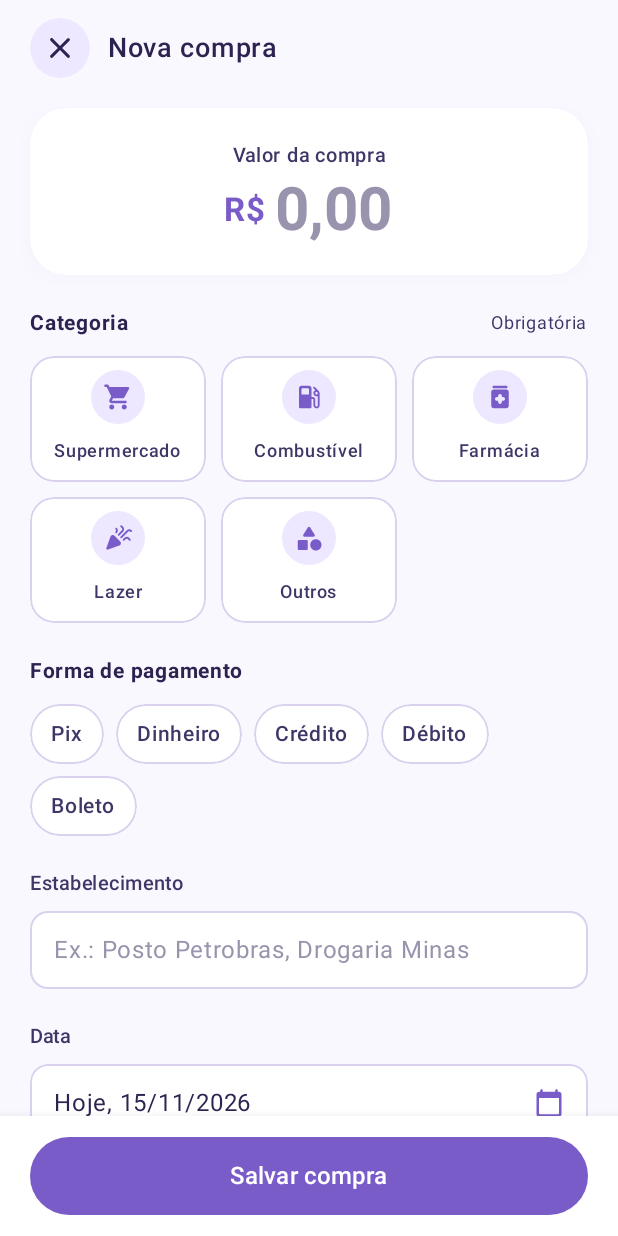
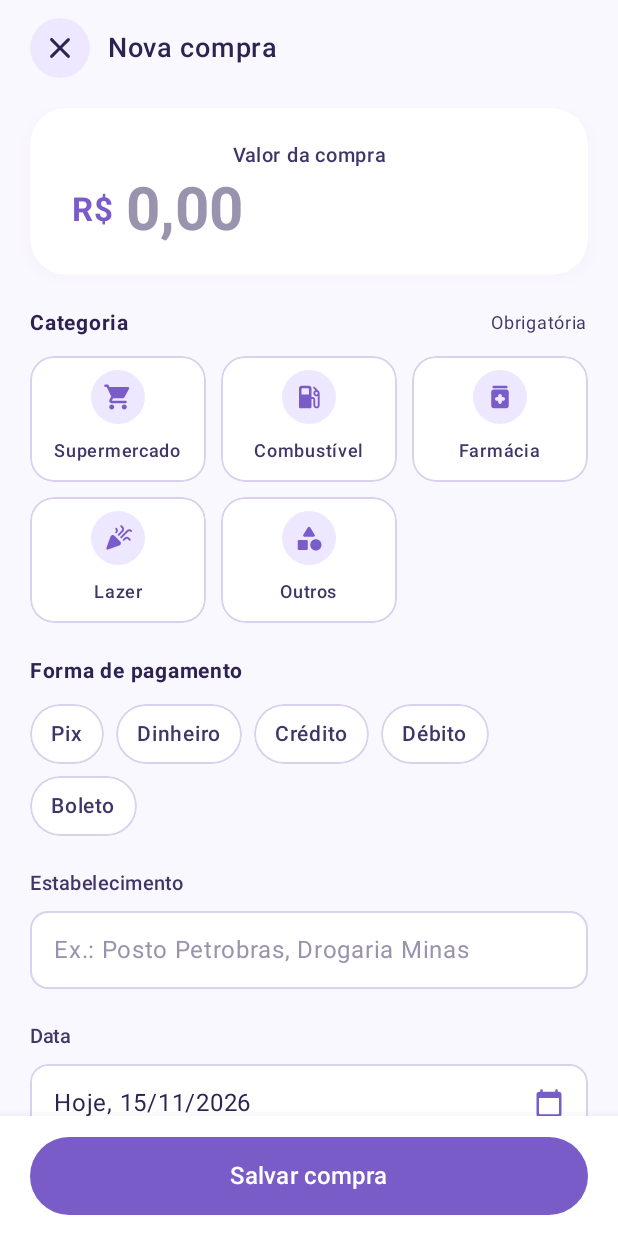
Before and after one commit to apccarvalho/prospera-app, an Android app built with Jetpack Compose: a screen of MainActivity opened through its navigation route, on a phone screen of 412 x 824 dp. Run offline under Robolectric (Android 15) with nearby library versions, the phone set to English and light mode, and no system bars; our stand-ins replace Firebase (no records; nobody signed in at launch, a user with empty details on screens opened directly), Room's generated code.

Commit message:
fix: mostra o valor completo no campo de Nova Compra
Co-Authored-By: Claude Opus 5.5 <noreply@anthropic.com>

```diff
--- a/app/src/main/java/com/apccarvalho/prospera/ui/compra/NovaCompraScreen.kt
+++ b/app/src/main/java/com/apccarvalho/prospera/ui/compra/NovaCompraScreen.kt
@@ -4,7 +4,6 @@ import androidx.compose.foundation.background
 import androidx.compose.foundation.layout.Arrangement
 import androidx.compose.foundation.layout.Column
 import androidx.compose.foundation.layout.FlowRow
-import androidx.compose.foundation.layout.IntrinsicSize
 import androidx.compose.foundation.layout.Row
 import androidx.compose.foundation.layout.Spacer
 import androidx.compose.foundation.layout.fillMaxSize
@@ -57,7 +56,6 @@ import androidx.compose.ui.text.input.ImeAction
 import androidx.compose.ui.text.input.KeyboardCapitalization
 import androidx.compose.ui.text.input.KeyboardType
 import androidx.compose.ui.text.input.TextFieldValue
-import androidx.compose.ui.text.style.TextAlign
 import androidx.compose.ui.tooling.preview.Preview
 import androidx.compose.ui.unit.dp
 import androidx.compose.ui.unit.sp
@@ -296,14 +294,6 @@ private fun CardValor(
             fontWeight = FontWeight.Medium,
             color = TextoSecundario,
         )
-        Row(verticalAlignment = Alignment.CenterVertically) {
-            Text(
-                text = "R$",
-                fontSize = 22.sp,
-                fontWeight = FontWeight.Bold,
-                color = MaterialTheme.colorScheme.primary,
-            )
-            Spacer(Modifier.width(8.dp))
         BasicTextField(
             value = valorCampo,
             onValueChange = { novo ->
@@ -316,7 +306,6 @@ private fun CardValor(
             textStyle = TextStyle(
                 fontSize = 40.sp,
                 fontWeight = FontWeight.Bold,
-                    textAlign = TextAlign.Center,
                 color = when {
                     erro -> MaterialTheme.colorScheme.error
                     centavos == 0L -> Placeholder
@@ -332,9 +321,26 @@ private fun CardValor(
             keyboardActions = KeyboardActions(
                 onNext = { focusManager.moveFocus(FocusDirection.Down) },
             ),
-                modifier = modifier.width(IntrinsicSize.Min),
+            // Sem largura intrínseca: ela ficava fixa no tamanho inicial e o valor rolava para
+            // dentro do campo. Com o "R$" na decorationBox, a Row centraliza o conjunto.
+            modifier = modifier.fillMaxWidth(),
+            decorationBox = { campo ->
+                Row(
+                    modifier = Modifier.fillMaxWidth(),
+                    verticalAlignment = Alignment.CenterVertically,
+                    horizontalArrangement = Arrangement.Center,
+                ) {
+                    Text(
+                        text = "R$",
+                        fontSize = 22.sp,
+                        fontWeight = FontWeight.Bold,
+                        color = MaterialTheme.colorScheme.primary,
                     )
+                    Spacer(Modifier.width(8.dp))
+                    campo()
                 }
+            },
+        )
     }
 }
 
```
Lines whose indentation alone changed are shown as unchanged.
